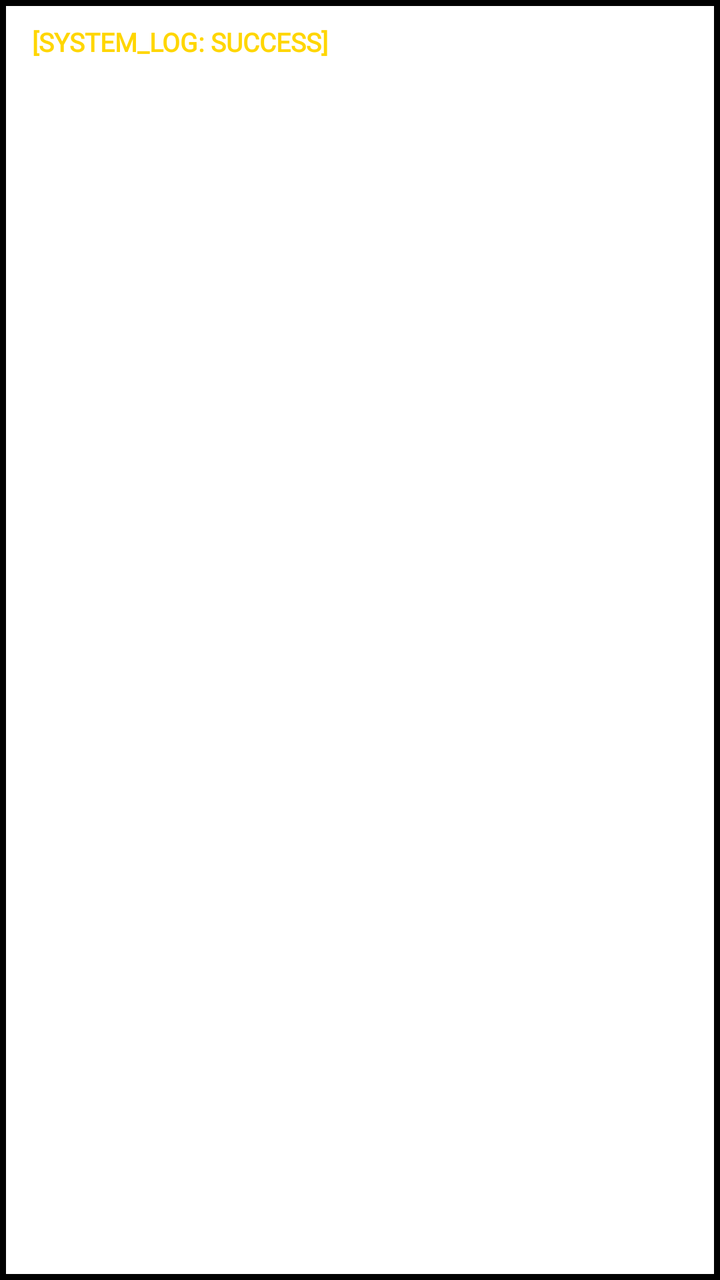
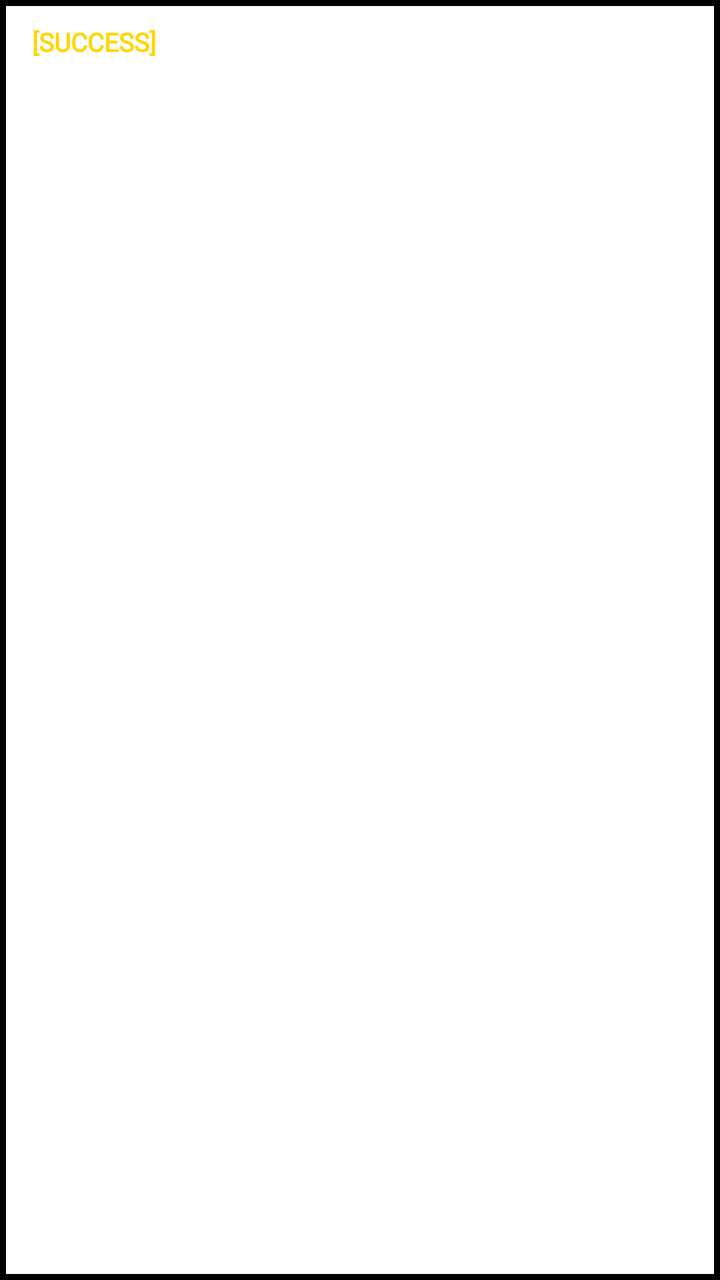

Two renders of the same Android screen: before a commit and after it. Below are the layout's source before the change and the commit's diff.
<!-- AndroidManifest.xml: application theme Theme.Noctune -->
<!-- res/layout/brutalist_toast.xml -->
<?xml version="1.0" encoding="utf-8"?>
<LinearLayout
    xmlns:android="http://schemas.android.com/apk/res/android"
    android:id="@+id/toast_layout_root"
    android:layout_width="wrap_content"
    android:layout_height="wrap_content"
    android:orientation="horizontal"
    android:background="@drawable/brutalist_flat_card"
    android:paddingHorizontal="16dp"
    android:paddingVertical="12dp"
    android:layout_gravity="center_horizontal">

    
    <TextView
        android:id="@+id/tv_toast_message"
        android:layout_width="wrap_content"
        android:layout_height="wrap_content"
        android:text="[SYSTEM_LOG: SUCCESS]"
        android:textColor="@color/brand_yellow"
        android:textSize="13sp"
        android:fontFamily="@font/space_mono"
        android:textStyle="bold"/>
</LinearLayout>
<!-- resources referenced by this layout -->
<resources>
  <color name="brand_yellow">#FFD600</color>
  <!-- drawable brutalist_flat_card (drawable) -->
  <?xml version="1.0" encoding="utf-8"?>
  <shape xmlns:android="http://schemas.android.com/apk/res/android" android:shape="rectangle">
      <solid android:color="@color/bg_surface" />
      <stroke android:width="3dp" android:color="@color/border_color" />
      <corners android:radius="0dp" />
  </shape>
  <style name="Theme.Noctune" parent="Theme.MaterialComponents.Light.NoActionBar">
          <item name="colorPrimary">@color/brand_yellow</item>
          <item name="colorPrimaryVariant">@color/brand_yellow</item>
          <item name="colorOnPrimary">#000000</item>  
          <item name="colorSecondary">@color/brand_red</item>
  
          <item name="android:windowBackground">@color/bg_main</item>
          <item name="android:statusBarColor">@color/brand_yellow</item>
  
          <item name="android:windowLightStatusBar">true</item>
          <item name="android:clipToPadding">false</item>
      </style>
  <color name="bg_surface">#FFFFFF</color>
  <color name="border_color">#000000</color>
  <color name="brand_red">#E63329</color>
  <color name="bg_main">#F9F9F9</color>
</resources>

<!-- the commit's change to res/layout/brutalist_toast.xml (unified diff, before → after) -->
@@ -15,7 +15,7 @@
         android:id="@+id/tv_toast_message"
         android:layout_width="wrap_content"
         android:layout_height="wrap_content"
-        android:text="[SYSTEM_LOG: SUCCESS]"
+        android:text="[SUCCESS]"
         android:textColor="@color/brand_yellow"
         android:textSize="13sp"
         android:fontFamily="@font/space_mono"
